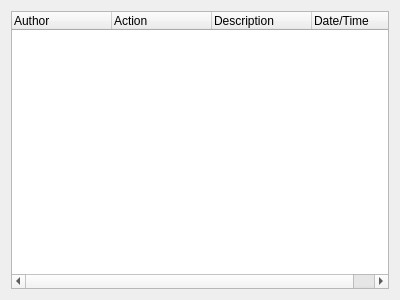
This is tasks/feedlist.ui in Rekall/Rekall as Qt 5 draws it before an edit. The edited form follows.
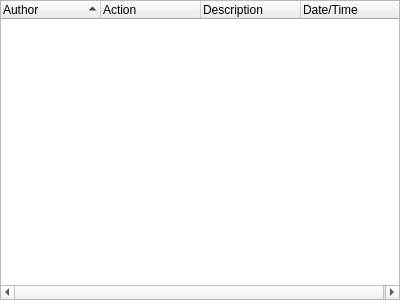
This is the edited form.

Diff of the .ui file:
```diff
--- a/tasks/feedlist.ui
+++ b/tasks/feedlist.ui
@@ -14,8 +14,20 @@
    <string>Form</string>
   </property>
   <layout class="QVBoxLayout" name="verticalLayout">
+   <property name="spacing">
+    <number>0</number>
+   </property>
+   <property name="margin">
+    <number>0</number>
+   </property>
    <item>
     <widget class="QTreeWidget" name="feeds">
+     <property name="indentation">
+      <number>0</number>
+     </property>
+     <property name="sortingEnabled">
+      <bool>true</bool>
+     </property>
      <column>
       <property name="text">
        <string>Author</string>
```
Left out of the diff: 2 changed lines with no effect on the pictures.
